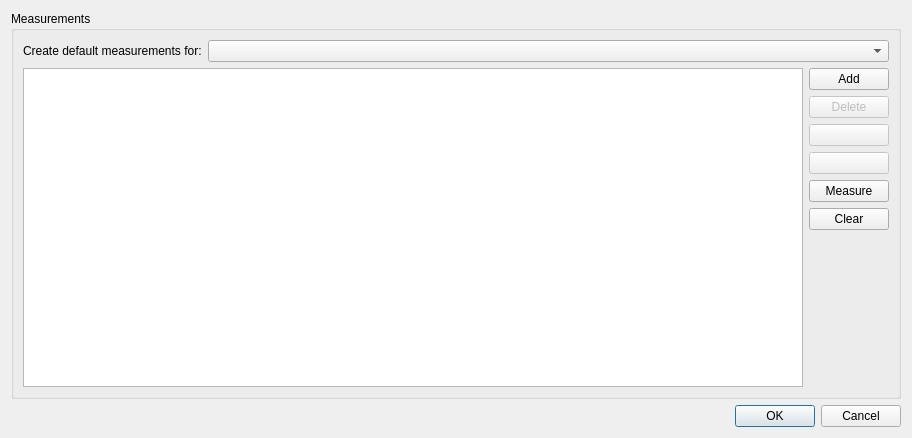
First picture: the form in Software/PC_Application/Calibration/calibrationdialogui.ui, repository jankae/LibreVNA, before the edit.
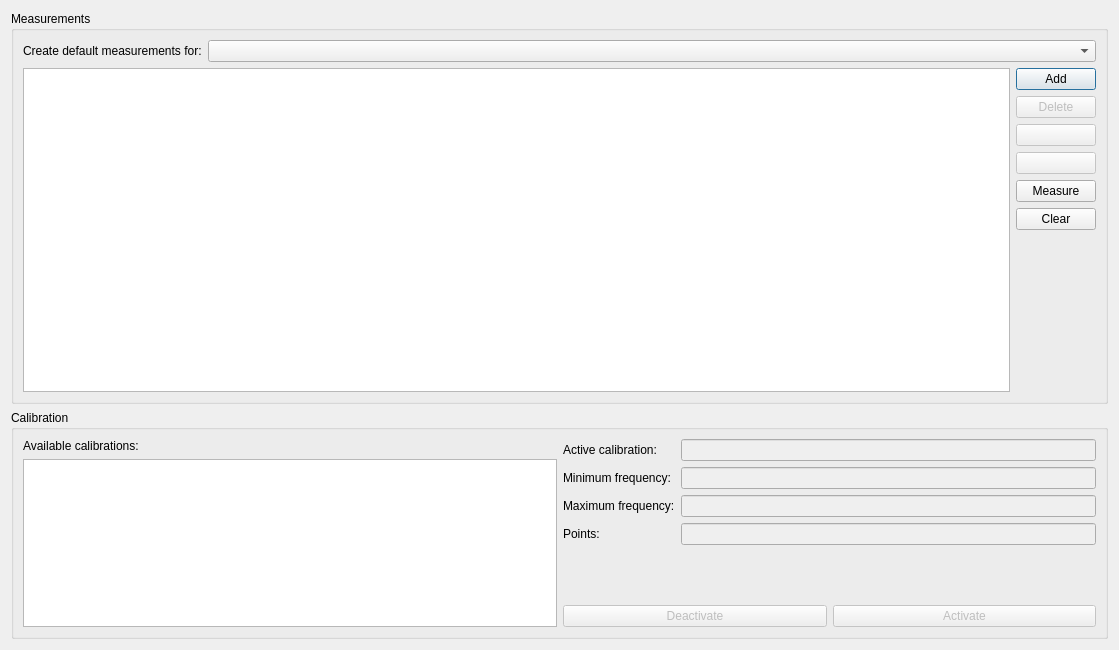
Second picture: the form after the edit. Icons and pictures are not drawn. Custom widgets are drawn as their Qt base class.

Patch:
```diff
--- a/Software/PC_Application/Calibration/calibrationdialogui.ui
+++ b/Software/PC_Application/Calibration/calibrationdialogui.ui
@@ -6,8 +6,8 @@
    <rect>
     <x>0</x>
     <y>0</y>
-    <width>912</width>
-    <height>438</height>
+    <width>1119</width>
+    <height>650</height>
    </rect>
   </property>
   <property name="windowTitle">
@@ -16,7 +16,7 @@
   <property name="modal">
    <bool>true</bool>
   </property>
-  <layout class="QVBoxLayout" name="verticalLayout_3">
+  <layout class="QVBoxLayout" name="verticalLayout_5">
    <item>
     <widget class="QGroupBox" name="groupBox">
      <property name="title">
@@ -39,40 +39,24 @@
          </widget>
         </item>
         <item>
-         <widget class="QComboBox" name="comboBox">
-          <item>
-           <property name="text">
-            <string/>
-           </property>
-          </item>
-          <item>
-           <property name="text">
-            <string>1 Port SOL calibration</string>
-           </property>
-          </item>
-          <item>
-           <property name="text">
-            <string>2 Port SOLT calibration</string>
-           </property>
-          </item>
-          <item>
-           <property name="text">
-            <string>3 Port SOLT calibration</string>
-           </property>
-          </item>
-          <item>
-           <property name="text">
-            <string>4 Port SOLT calibration</string>
-           </property>
-          </item>
-         </widget>
+         <widget class="QComboBox" name="createDefault"/>
         </item>
        </layout>
       </item>
       <item>
        <layout class="QHBoxLayout" name="horizontalLayout_2">
         <item>
-         <widget class="QTableWidget" name="table"/>
+         <widget class="QTableWidget" name="table">
+          <property name="selectionBehavior">
+           <enum>QAbstractItemView::SelectRows</enum>
+          </property>
+          <attribute name="horizontalHeaderStretchLastSection">
+           <bool>true</bool>
+          </attribute>
+          <attribute name="verticalHeaderHighlightSections">
+           <bool>false</bool>
+          </attribute>
+         </widget>
         </item>
         <item>
          <layout class="QVBoxLayout" name="verticalLayout">
@@ -196,17 +180,138 @@
     </widget>
    </item>
    <item>
-    <widget class="QDialogButtonBox" name="buttonBox">
-     <property name="orientation">
-      <enum>Qt::Horizontal</enum>
+    <widget class="QGroupBox" name="groupBox_2">
+     <property name="title">
+      <string>Calibration</string>
      </property>
-     <property name="standardButtons">
-      <set>QDialogButtonBox::Cancel|QDialogButtonBox::Ok</set>
-     </property>
+     <layout class="QHBoxLayout" name="horizontalLayout_4">
+      <item>
+       <layout class="QVBoxLayout" name="verticalLayout_3">
+        <item>
+         <widget class="QLabel" name="label_2">
+          <property name="text">
+           <string>Available calibrations:</string>
+          </property>
+         </widget>
+        </item>
+        <item>
+         <widget class="QListWidget" name="calibrationList"/>
+        </item>
+       </layout>
+      </item>
+      <item>
+       <layout class="QVBoxLayout" name="verticalLayout_4">
+        <item>
+         <layout class="QFormLayout" name="formLayout">
+          <item row="0" column="0">
+           <widget class="QLabel" name="label_3">
+            <property name="text">
+             <string>Active calibration:</string>
+            </property>
+           </widget>
+          </item>
+          <item row="0" column="1">
+           <widget class="QLineEdit" name="activeCalibration">
+            <property name="enabled">
+             <bool>false</bool>
+            </property>
+           </widget>
+          </item>
+          <item row="1" column="0">
+           <widget class="QLabel" name="label_4">
+            <property name="text">
+             <string>Minimum frequency:</string>
+            </property>
+           </widget>
+          </item>
+          <item row="1" column="1">
+           <widget class="SIUnitEdit" name="calMinFreq">
+            <property name="enabled">
+             <bool>false</bool>
+            </property>
+           </widget>
+          </item>
+          <item row="2" column="0">
+           <widget class="QLabel" name="label_5">
+            <property name="text">
+             <string>Maximum frequency:</string>
+            </property>
+           </widget>
+          </item>
+          <item row="2" column="1">
+           <widget class="SIUnitEdit" name="calMaxFreq">
+            <property name="enabled">
+             <bool>false</bool>
+            </property>
+           </widget>
+          </item>
+          <item row="3" column="0">
+           <widget class="QLabel" name="label_6">
+            <property name="text">
+             <string>Points:</string>
+            </property>
+           </widget>
+          </item>
+          <item row="3" column="1">
+           <widget class="SIUnitEdit" name="calPoints">
+            <property name="enabled">
+             <bool>false</bool>
+            </property>
+           </widget>
+          </item>
+         </layout>
+        </item>
+        <item>
+         <spacer name="verticalSpacer_2">
+          <property name="orientation">
+           <enum>Qt::Vertical</enum>
+          </property>
+          <property name="sizeHint" stdset="0">
+           <size>
+            <width>20</width>
+            <height>40</height>
+           </size>
+          </property>
+         </spacer>
+        </item>
+        <item>
+         <layout class="QHBoxLayout" name="horizontalLayout_3">
+          <item>
+           <widget class="QPushButton" name="deactivate">
+            <property name="enabled">
+             <bool>false</bool>
+            </property>
+            <property name="text">
+             <string>Deactivate</string>
+            </property>
+           </widget>
+          </item>
+          <item>
+           <widget class="QPushButton" name="activate">
+            <property name="enabled">
+             <bool>false</bool>
+            </property>
+            <property name="text">
+             <string>Activate</string>
+            </property>
+           </widget>
+          </item>
+         </layout>
+        </item>
+       </layout>
+      </item>
+     </layout>
     </widget>
    </item>
   </layout>
  </widget>
+ <customwidgets>
+  <customwidget>
+   <class>SIUnitEdit</class>
+   <extends>QLineEdit</extends>
+   <header>CustomWidgets/siunitedit.h</header>
+  </customwidget>
+ </customwidgets>
  <resources>
   <include location="../icons.qrc"/>
  </resources>
```
Left out of the diff: 35 changed lines with no effect on the pictures.
